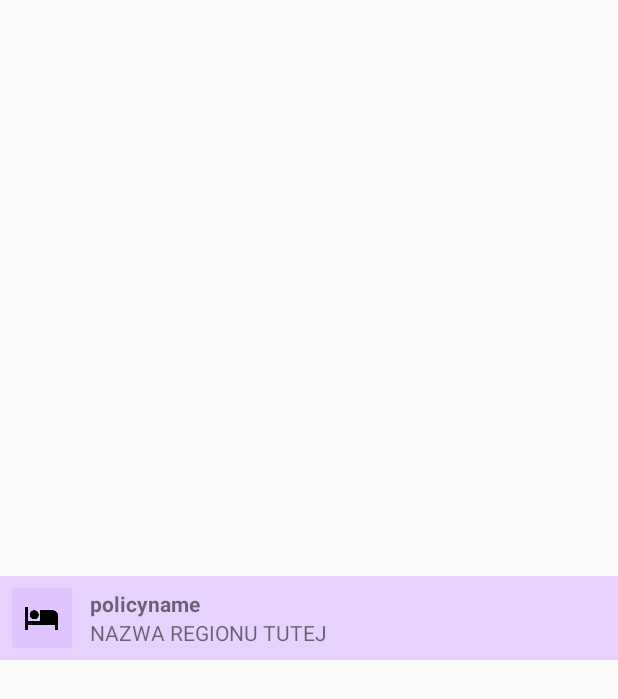
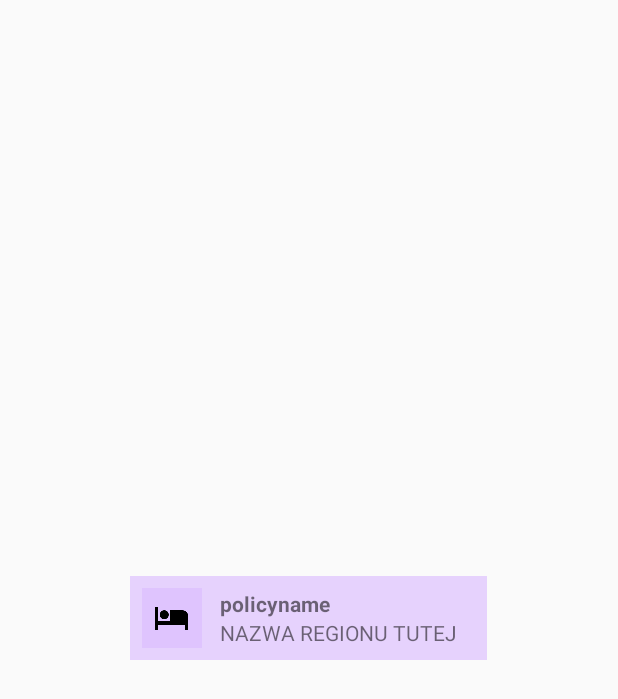
Before and after one commit to przemek-jablonski/android-gps-location-controller, an Android app: the layout item_recycler_region_icon.xml on its own in the app's theme, with its tools: preview values and no code run, on a phone screen of 412 x 824 dp. Shown: the top 699 px of the screen. Run offline under Robolectric (Android 15) with nearby library versions, the phone set to English and light mode, and no system bars.

Commit message:
fix'd last item snapping, smaller region bars

```diff
--- a/app/src/main/java/com/android/szparag/gpslocationcontroller/views/MainMapFragment.java
+++ b/app/src/main/java/com/android/szparag/gpslocationcontroller/views/MainMapFragment.java
@@ -13,6 +13,7 @@ import android.support.v4.app.Fragment;
 import android.support.v4.content.ContextCompat;
 import android.support.v7.widget.GridLayoutManager;
 import android.support.v7.widget.LinearLayoutManager;
+import android.support.v7.widget.LinearSnapHelper;
 import android.support.v7.widget.RecyclerView;
 import android.support.v7.widget.SnapHelper;
 import android.support.v7.widget.StaggeredGridLayoutManager;
@@ -82,6 +83,7 @@ public class MainMapFragment extends Fragment implements OnMapReadyCallback, Con
         regionQuickView.setLayoutManager(manag);
         SnapHelper snapHelper = new GravitySnapHelper(Gravity.START);
         snapHelper.attachToRecyclerView(regionQuickView);
+        ((GravitySnapHelper) snapHelper).enableLastItemSnap(false);
 
         regionQuickViewAdapter = new RegionRecyclerViewAdapter(null);
         regionQuickView.setAdapter(regionQuickViewAdapter);
--- a/app/src/main/res/layout/item_recycler_region_icon.xml
+++ b/app/src/main/res/layout/item_recycler_region_icon.xml
@@ -4,8 +4,10 @@
     android:orientation="horizontal"
     android:padding="8dp"
     android:background="@color/app_triadic_purple_lighter_alpha"
-    android:layout_width="match_parent"
+    android:layout_width="wrap_content"
     android:layout_height="wrap_content"
+    android:layout_marginStart="1dp"
+    android:layout_marginEnd="1dp"
     android:layout_gravity="center"
     android:gravity="center">
 
@@ -19,14 +21,15 @@
         android:layout_gravity="center" />
 
     <LinearLayout
-        android:layout_width="match_parent"
+        android:layout_width="wrap_content"
         android:layout_height="wrap_content"
         android:paddingStart="12dp"
+        android:paddingEnd="12dp"
         android:orientation="vertical">
 
         <TextView
             android:id="@+id/item_recycler_region_policy"
-            android:layout_width="match_parent"
+            android:layout_width="wrap_content"
             android:layout_height="0dp"
             android:layout_weight="1"
             android:text="policyname"
@@ -37,7 +40,7 @@
 
         <TextView
             android:id="@+id/item_recycler_region_name"
-            android:layout_width="match_parent"
+            android:layout_width="wrap_content"
             android:layout_height="0dp"
             android:layout_weight="1"
             android:text="nazwa regionu tutej"
```
